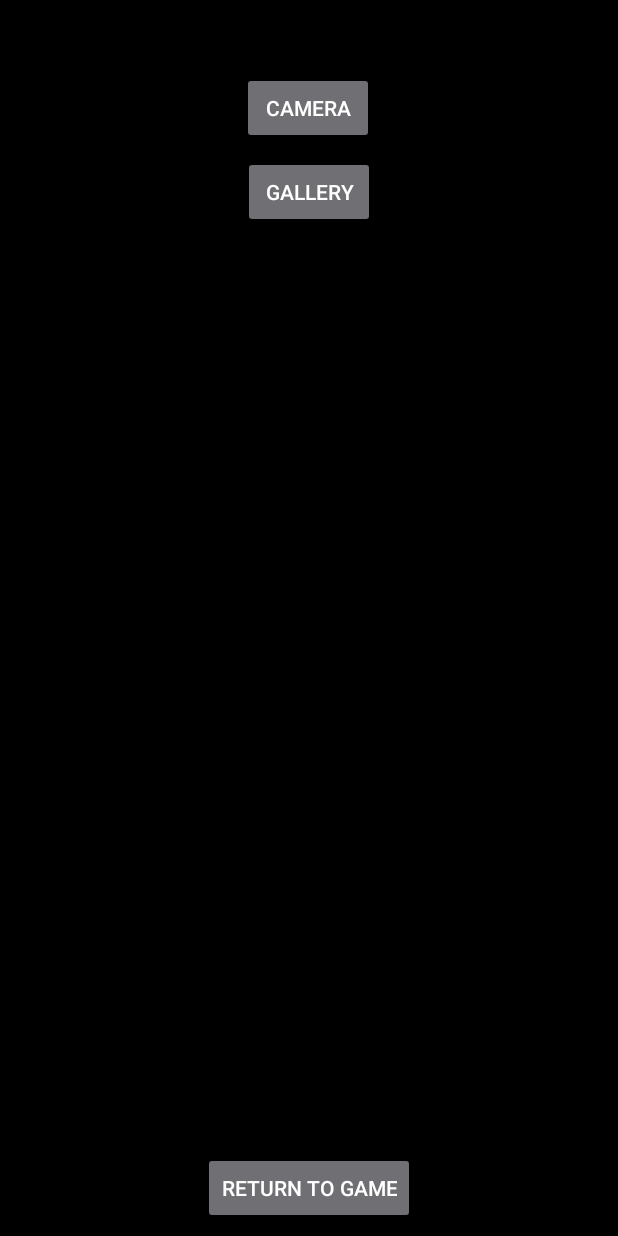
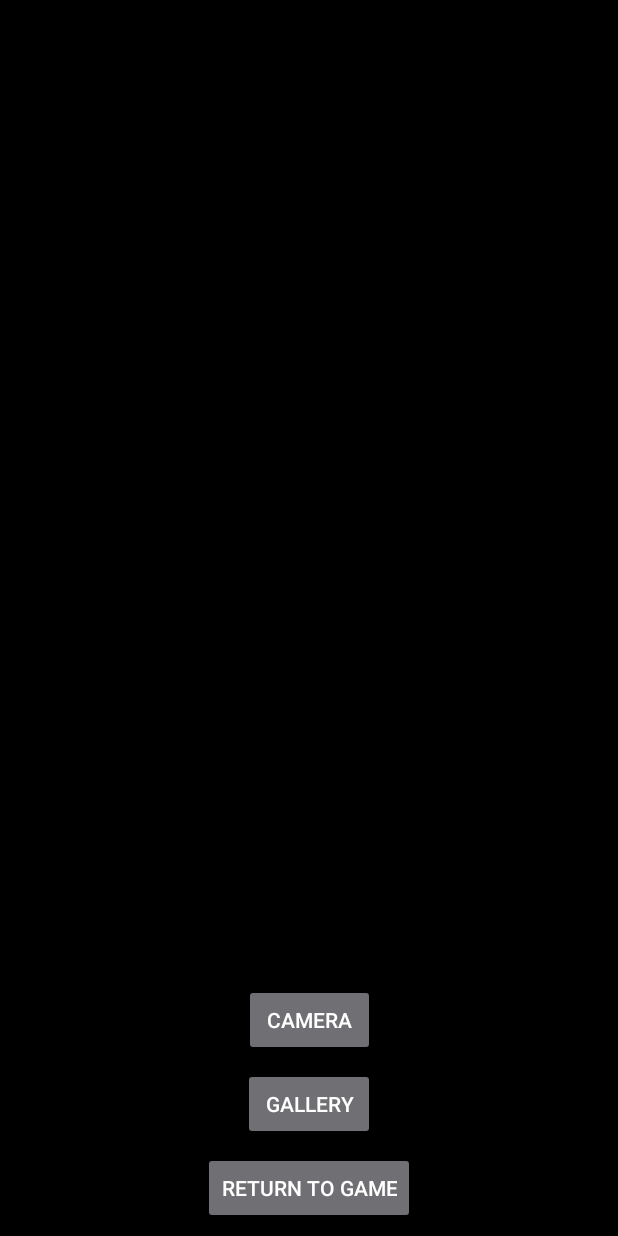
Before and after one commit to KarmaticNeutral/TabletopTools, an Android app: the CameraActivity screen opened directly, with no data from a screen before it, on a phone screen of 412 x 824 dp. Run offline under Robolectric (Android 15) with nearby library versions, the phone set to English and light mode, and no system bars; 2 statements that could not run were skipped.

Commit message:
Changed camera activity layout, and fixed some warnings.

```diff
--- a/app/src/main/java/com/example/Table_Top_Gaming/CameraActivity.java
+++ b/app/src/main/java/com/example/Table_Top_Gaming/CameraActivity.java
@@ -4,8 +4,6 @@ import android.Manifest;
 import android.app.Activity;
 import android.content.Intent;
 import android.content.pm.PackageManager;
-import android.graphics.Bitmap;
-import android.graphics.BitmapFactory;
 import android.icu.text.SimpleDateFormat;
 import android.net.Uri;
 import android.os.Build;
@@ -20,17 +18,14 @@ import android.os.Bundle;
 import android.util.Log;
 import android.view.View;
 import android.widget.ImageView;
-
 import com.google.gson.Gson;
-
 import java.io.File;
 import java.io.IOException;
 import java.util.Date;
 
 public class CameraActivity extends AppCompatActivity {
     private static final int MY_PERMISSIONS_REQUEST_CAMERA = 3;
-    private static final int MY_PERMISSIONS_REQUEST_READ_STORAGE = 4;
-    private static final int MY_PERMISSIONS_REQUEST_WRITE_STORAGE = 5;
+    private static final int MY_PERMISSIONS_REQUEST_WRITE_STORAGE = 4;
     ImageView imageView;
     private static final String TAG = "CameraActivity";
     private final int GALLERY_REQUEST_CODE = 1;
--- a/app/src/main/res/layout/activity_camera.xml
+++ b/app/src/main/res/layout/activity_camera.xml
@@ -9,40 +9,43 @@
 
     <ImageView
         android:id="@+id/imageView"
-        android:layout_width="wrap_content"
-        android:layout_height="wrap_content"
+        android:layout_width="277dp"
+        android:layout_height="379dp"
         android:layout_marginStart="8dp"
         android:layout_marginTop="8dp"
         android:layout_marginEnd="8dp"
+        android:scaleType="fitCenter"
         app:layout_constraintEnd_toEndOf="parent"
         app:layout_constraintStart_toStartOf="parent"
         app:layout_constraintTop_toTopOf="parent"
-        tools:srcCompat="@tools:sample/avatars" />
+        tools:srcCompat="@drawable/avatar"
+        android:contentDescription="@string/picturePreview" />
 
     <Button
         android:id="@+id/takePhoto2"
-        android:layout_width="wrap_content"
+        android:layout_width="87dp"
         android:layout_height="wrap_content"
-        android:layout_marginTop="40dp"
+        android:layout_marginStart="8dp"
+        android:layout_marginEnd="8dp"
+        android:layout_marginBottom="8dp"
         android:onClick="captureFromCamera"
-        android:text="Camera"
+        android:text="@string/cameraButton"
+        app:layout_constraintBottom_toTopOf="@+id/button12"
         app:layout_constraintEnd_toEndOf="parent"
-        app:layout_constraintHorizontal_bias="0.498"
-        app:layout_constraintStart_toStartOf="parent"
-        app:layout_constraintTop_toBottomOf="@+id/imageView" />
+        app:layout_constraintStart_toStartOf="parent" />
 
     <Button
         android:id="@+id/button12"
         android:layout_width="wrap_content"
         android:layout_height="wrap_content"
         android:layout_marginStart="8dp"
-        android:layout_marginTop="8dp"
         android:layout_marginEnd="8dp"
+        android:layout_marginBottom="8dp"
         android:onClick="pickFromGallery"
-        android:text="Gallery"
+        android:text="@string/galleryButton"
+        app:layout_constraintBottom_toTopOf="@+id/returnToGameButton"
         app:layout_constraintEnd_toEndOf="parent"
-        app:layout_constraintStart_toStartOf="parent"
-        app:layout_constraintTop_toBottomOf="@+id/takePhoto2" />
+        app:layout_constraintStart_toStartOf="parent" />
 
     <Button
         android:id="@+id/returnToGameButton"
--- a/app/src/main/res/values/strings.xml
+++ b/app/src/main/res/values/strings.xml
@@ -79,4 +79,7 @@
     <string name="card">Card</string>
     <string name="save">Save</string>
     <string name="log_out">Log Out</string>
+    <string name="cameraButton">Camera</string>
+    <string name="galleryButton">Gallery</string>
+    <string name="picturePreview">Preview of picture</string>
 </resources>
```
